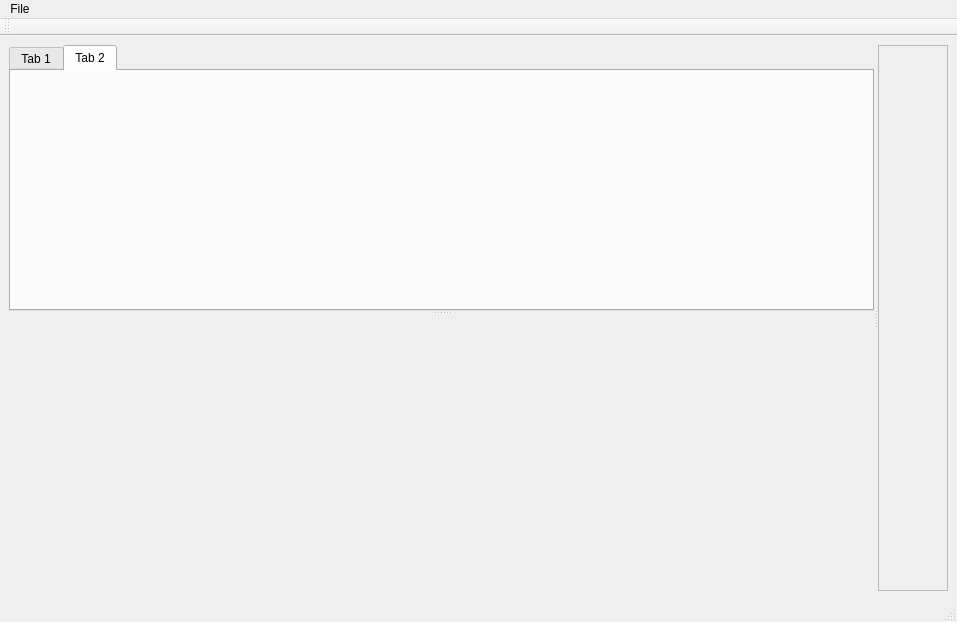
ExplosBlue/CoinKiller, file leveleditorwindow.ui: the form before one commit.
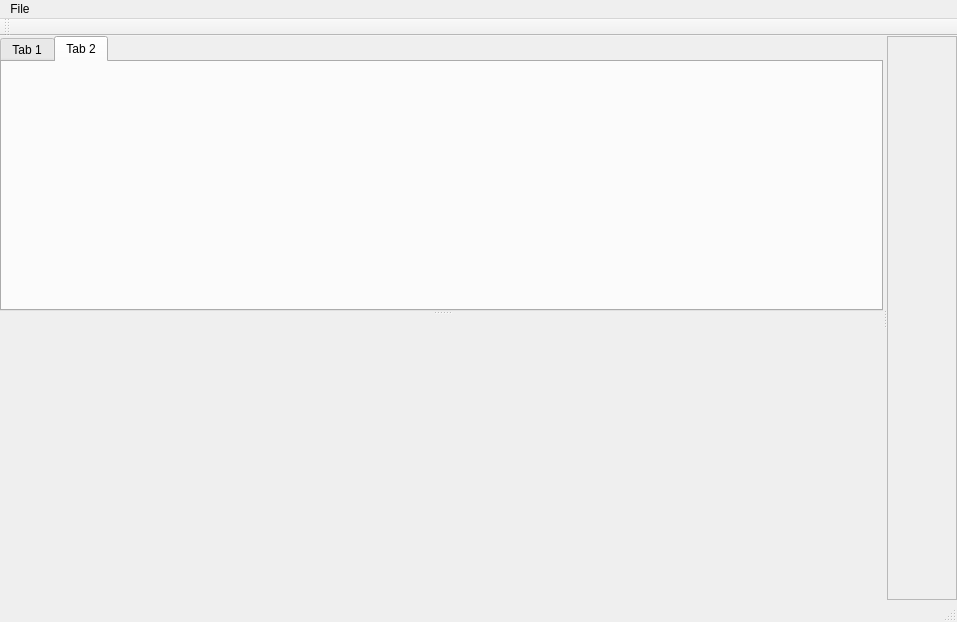
The form after the commit.

Commit message: axe dumb spacing

```diff
--- a/leveleditorwindow.ui
+++ b/leveleditorwindow.ui
@@ -15,6 +15,21 @@
   </property>
   <widget class="QWidget" name="centralwidget">
    <layout class="QVBoxLayout" name="verticalLayout">
+    <property name="spacing">
+     <number>2</number>
+    </property>
+    <property name="leftMargin">
+     <number>0</number>
+    </property>
+    <property name="topMargin">
+     <number>0</number>
+    </property>
+    <property name="rightMargin">
+     <number>0</number>
+    </property>
+    <property name="bottomMargin">
+     <number>0</number>
+    </property>
     <item>
      <widget class="QSplitter" name="splitter">
       <property name="orientation">
@@ -22,6 +37,21 @@
       </property>
       <widget class="QWidget" name="sidebar" native="true">
        <layout class="QVBoxLayout" name="verticalLayout_2">
+        <property name="spacing">
+         <number>2</number>
+        </property>
+        <property name="leftMargin">
+         <number>0</number>
+        </property>
+        <property name="topMargin">
+         <number>0</number>
+        </property>
+        <property name="rightMargin">
+         <number>0</number>
+        </property>
+        <property name="bottomMargin">
+         <number>0</number>
+        </property>
         <item>
          <widget class="QSplitter" name="splitter_2">
           <property name="orientation">
@@ -56,8 +86,8 @@
          <rect>
           <x>0</x>
           <y>0</y>
-          <width>503</width>
-          <height>551</height>
+          <width>512</width>
+          <height>569</height>
          </rect>
         </property>
        </widget>
```
